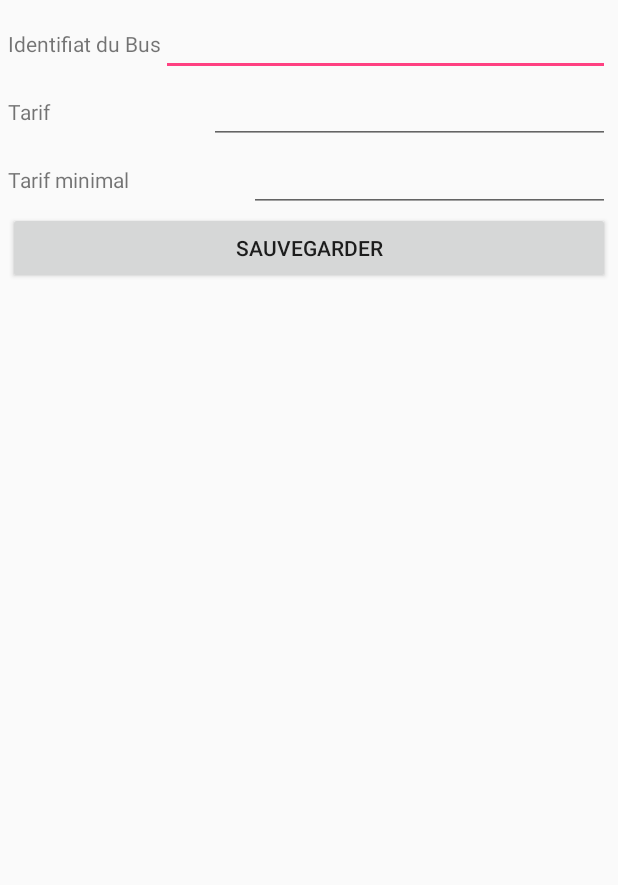
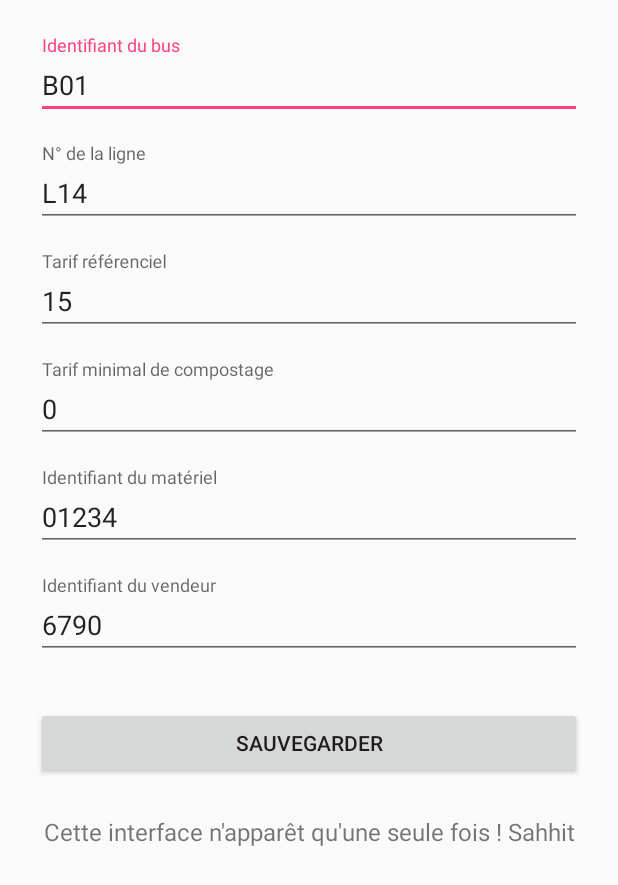
Before and after one commit to MedjahdiKaram/Erkeb.Bus, an Android app: the screen it shows after launch (ConfigureActivity), after a tap on "SAUVEGARDER", on a phone screen of 412 x 824 dp. Shown: the top 885 px of the screen. Run offline under Robolectric (Android 15) with nearby library versions, the phone set to English and light mode, and no system bars; our stand-ins replace Firebase (no records; nobody signed in at launch, a user with empty details on screens opened directly); libraries missing offline, so code that uses them is left out: com.hoho.android; 1 statement that could not run was skipped.

Commit message:
Added arduino nano vid and configuration fields for pid / vid

```diff
--- a/app/src/main/java/com/medjahdi/erkebbus/ConfigureActivity.java
+++ b/app/src/main/java/com/medjahdi/erkebbus/ConfigureActivity.java
@@ -25,9 +25,15 @@ public class ConfigureActivity extends AppCompatActivity {
             @Override
             public void onClick(View view) {
                 String busId=((TextView)findViewById(R.id.busIdTxt)).getText().toString();
+                String lineNum=((TextView)findViewById(R.id.lineNumTxt)).getText().toString();
+
+                String pid=((TextView)findViewById(R.id.pidTxt)).getText().toString();
+
+                String vid=((TextView)findViewById(R.id.vidTxt)).getText().toString();
+
                 float minAmount= Float.parseFloat(((EditText)findViewById(R.id.minCompostTxt)).getText().toString());
                 float amount= Float.parseFloat(((EditText)findViewById(R.id.tarifTxt)).getText().toString());
-                Config cfg= new Config(busId,minAmount,amount);
+                Config cfg= new Config(busId,lineNum,vid,pid,minAmount,amount);
                 HomeActivity.configService.db_create(cfg);
                 Toast.makeText(view.getContext(), "Configuration saved", Toast.LENGTH_LONG).show();
             }
--- a/app/src/main/java/com/medjahdi/erkebbus/HomeActivity.java
+++ b/app/src/main/java/com/medjahdi/erkebbus/HomeActivity.java
@@ -60,7 +60,8 @@ public class HomeActivity extends AppCompatActivity {
     protected void onCreate(Bundle savedInstanceState) {
         //region Services and instance initiation
         super.onCreate(savedInstanceState);
-        arduino = new Arduino(this);
+
+
         setContentView(R.layout.activity_home);
         firebaseDataBase = FirebaseDatabase.getInstance();
         FirebaseDatabase.getInstance().setPersistenceEnabled(true);
@@ -75,12 +76,16 @@ public class HomeActivity extends AppCompatActivity {
 
 
         ArrayList<Config> configs = configService.db_read();
+
+
         if (configs != null && configs.size() > 0)
             mainConfig = configService.db_read().get(0);
         if (mainConfig == null)
             gotoConfigurationActivity();
             //endregion
         else {
+            Integer vid = Integer.parseInt(mainConfig.getVid());
+            arduino = new Arduino(this,vid);
             TextView tv = findViewById(R.id.busTextView);
             String busId = "Bus N°: " + mainConfig.getBusId();
             tv.setText(busId);
--- a/app/src/main/java/com/medjahdi/erkebbus/controller/MainController.java
+++ b/app/src/main/java/com/medjahdi/erkebbus/controller/MainController.java
@@ -36,7 +36,7 @@ public class MainController {
     public double[] runCompostTransaction(String cardId) {
         this.card = cardService.read(cardId);
         float compostAmount = configuration.getCompostAmount();
-        Compost compost = new Compost(configuration.getBusId(), card.getCardId(), compostAmount);
+        Compost compost = new Compost(configuration.getBusId(),configuration.getLineNumber(), card.getCardId(), compostAmount);
         double result[]={0,0};
         double oldBalance=card.getCurrentBalance();
         result[0]=oldBalance;
--- a/app/src/main/java/com/medjahdi/erkebbus/dal/service/ConfigService.java
+++ b/app/src/main/java/com/medjahdi/erkebbus/dal/service/ConfigService.java
@@ -21,6 +21,9 @@ public class ConfigService extends DatabaseHandler {
     public boolean db_create(Config obj) {
         ContentValues values = new ContentValues();
         values.put("busId", obj.getBusId());
+        values.put("lineNumber", obj.getLineNumber());
+        values.put("pid", obj.getPid());
+        values.put("vid", obj.getVid());
         values.put("minimumAmountToCompost", obj.getMinimumAmountToCompost());
         values.put("compostAmount", obj.getCompostAmount());
 
@@ -43,9 +46,12 @@ public class ConfigService extends DatabaseHandler {
                     if (configList==null)
                         configList = new ArrayList<Config>();
                     String busId = cursor.getString(cursor.getColumnIndex("busId"));
+                    String lineNum = cursor.getString(cursor.getColumnIndex("lineNumber"));
+                    String pid = cursor.getString(cursor.getColumnIndex("pid"));
+                    String vid = cursor.getString(cursor.getColumnIndex("vid"));
                     Float compostAmount = Float.valueOf(cursor.getString(cursor.getColumnIndex("compostAmount")));
                     Float minimumAmountToCompost = Float.valueOf(cursor.getString(cursor.getColumnIndex("minimumAmountToCompost")));
-                    Config config = new Config(busId, minimumAmountToCompost, compostAmount);
+                    Config config = new Config(busId,lineNum, vid,pid, minimumAmountToCompost, compostAmount);
 
                     configList.add(config);
 
--- a/app/src/main/java/com/medjahdi/erkebbus/helpers/Common.java
+++ b/app/src/main/java/com/medjahdi/erkebbus/helpers/Common.java
@@ -31,10 +31,10 @@ public final class Common {
         String output = "";
         Pattern pattern= Pattern.compile("#(\\w{8})");
         Matcher matcher = pattern.matcher(stringObject);
-        if (matcher.find( )==false) {
+        /*if (matcher.find( )==false) {
             pattern= Pattern.compile("#(\\w{7})");
             matcher = pattern.matcher(stringObject);
-        }
+        }*/
         if (matcher.find( )==false) {
             return null;
         }
--- a/app/src/main/java/com/medjahdi/erkebbus/models/Compost.java
+++ b/app/src/main/java/com/medjahdi/erkebbus/models/Compost.java
@@ -12,7 +12,7 @@ public class Compost  implements Serializable {
         this.record = record;
     }
 
-    private  String busId, cardId,record;
+    private  String busId, lineNumber,cardId,record;
     private  double amount;
     private String hashKey;
 
@@ -21,10 +21,11 @@ public class Compost  implements Serializable {
     public Compost() {
     }
 
-    public Compost(String busId, String cardId, double amount) {
+    public Compost(String busId, String lineNumber, String cardId, double amount) {
         this.busId = busId;
         this.cardId = cardId;
         this.amount = amount;
+        this.lineNumber=lineNumber;
         record = Common.getCurrentDateTime();
     }
 
@@ -62,4 +63,12 @@ public class Compost  implements Serializable {
     public void setHashKey(String hashKey) {
         this.hashKey = hashKey;
     }
+
+    public String getLineNumber() {
+        return lineNumber;
+    }
+
+    public void setLineNumber(String lineNumber) {
+        this.lineNumber = lineNumber;
+    }
 }
--- a/app/src/main/java/com/medjahdi/erkebbus/models/Config.java
+++ b/app/src/main/java/com/medjahdi/erkebbus/models/Config.java
@@ -12,14 +12,52 @@ import java.util.ArrayList;
 
 public class Config {
     private String busId;
+    private String lineNumber;
+    private String vid;
+    private String pid;
     private float minimumAmountToCompost, compostAmount;
 
-    public Config(String busId, float minimumAmountToCompost, float compostAmount) {
-
+    public Config(String busId, String lineNumber, String vid, String pid, float minimumAmountToCompost, float compostAmount) {
         this.busId = busId;
+        this.lineNumber = lineNumber;
+        this.vid = vid;
+        this.pid = pid;
         this.minimumAmountToCompost = minimumAmountToCompost;
         this.compostAmount = compostAmount;
     }
+
+    public Config(String busId, String lineNumber, String vid, float minimumAmountToCompost, float compostAmount) {
+        this.busId = busId;
+        this.lineNumber = lineNumber;
+        this.vid = vid;
+        this.minimumAmountToCompost = minimumAmountToCompost;
+        this.compostAmount = compostAmount;
+    }
+
+    public String getLineNumber() {
+        return lineNumber;
+    }
+
+    public void setLineNumber(String lineNumber) {
+        this.lineNumber = lineNumber;
+    }
+
+    public String getVid() {
+        return vid;
+    }
+
+    public void setVid(String vid) {
+        this.vid = vid;
+    }
+
+    public String getPid() {
+        return pid;
+    }
+
+    public void setPid(String pid) {
+        this.pid = pid;
+    }
+
 
     public String getBusId() {
         return busId;
--- a/app/src/main/java/com/medjahdi/hardware/Arduino.java
+++ b/app/src/main/java/com/medjahdi/hardware/Arduino.java
@@ -41,22 +41,22 @@ public class Arduino implements UsbSerialInterface.UsbReadCallback {
     private static final String ACTION_USB_PERMISSION = "com.medjahdi.erkebbus.USB_PERMISSION";
     private static final int DEFAULT_BAUD_RATE = 9600;
 
-    public Arduino(Context context, int baudRate) {
-        init(context, baudRate);
+    public Arduino(Context context, int baudRate, Integer vid) {
+        init(context, baudRate,vid);
     }
 
-    public Arduino(Context context) {
-        init(context, DEFAULT_BAUD_RATE);
+    public Arduino(Context context, Integer vid) {
+        init(context, DEFAULT_BAUD_RATE,vid);
     }
 
-    private void init(Context context, int baudRate) {
+    private void init(Context context, int baudRate, Integer vid) {
         this.context = context;
         this.usbReceiver = new UsbReceiver();
         this.usbManager = (UsbManager) context.getSystemService(Context.USB_SERVICE);
         this.baudRate = baudRate;
         this.isOpened = false;
         this.vendorIds = new ArrayList<>();
-        this.vendorIds.add(10755);
+        this.vendorIds.add(vid);
 
     }
 
@@ -69,7 +69,7 @@ public class Arduino implements UsbSerialInterface.UsbReadCallback {
         intentFilter.addAction(ACTION_USB_PERMISSION);
         context.registerReceiver(usbReceiver, intentFilter);
 
-        lastArduinoAttached = getAttachedArduino();
+        lastArduinoAttached = getAttachedArduino(vendorIds.get(0));
         if (lastArduinoAttached != null && listener != null) {
             listener.onArduinoAttached(lastArduinoAttached);
         }
@@ -169,9 +169,9 @@ public class Arduino implements UsbSerialInterface.UsbReadCallback {
         }
     }
 
-    private UsbDevice getAttachedArduino() {
+    private UsbDevice getAttachedArduino(Integer vid) {
         ProbeTable customTable = new ProbeTable();
-        customTable.addProduct(0x2A03, 0x0043, CdcAcmSerialDriver.class);
+        customTable.addProduct(vid, 29987, CdcAcmSerialDriver.class);
         //customTable.addProduct(0x1234, 0x0002, CdcAcmSerialDriver.class);
 
         UsbSerialProber prober = new UsbSerialProber(customTable);
--- a/app/src/main/res/layout/activity_configure.xml
+++ b/app/src/main/res/layout/activity_configure.xml
@@ -6,100 +6,143 @@
     android:layout_height="match_parent"
     tools:context=".ConfigureActivity">
 
-    <LinearLayout
-        android:layout_width="match_parent"
-        android:layout_height="match_parent"
-        android:gravity="top"
-        android:orientation="vertical"
-        android:padding="5dp">
+    <ScrollView xmlns:android="http://schemas.android.com/apk/res/android"
+        android:layout_width="fill_parent"
+        android:layout_height="fill_parent"
+        android:fitsSystemWindows="true">
 
         <LinearLayout
             android:layout_width="match_parent"
             android:layout_height="wrap_content"
-            android:layout_gravity="top"
-            android:gravity="top"
-            android:orientation="horizontal">
+            android:orientation="vertical"
+            android:paddingLeft="24dp"
+            android:paddingRight="24dp"
+            android:paddingTop="15dp">
 
-            <TextView
-                android:id="@+id/busIdView"
+            <!--<ImageView android:src="@drawable/logo"
                 android:layout_width="wrap_content"
+                android:layout_height="72dp"
+                android:layout_marginBottom="24dp"
+                android:layout_gravity="center_horizontal" />
+                -->
+
+            <!--  BUS Id number Label -->
+            <android.support.design.widget.TextInputLayout
+                android:layout_width="match_parent"
                 android:layout_height="wrap_content"
-
-
-                android:gravity="left|center_vertical"
-                android:text="Identifiat du Bus" />
+                android:layout_marginBottom="8dp"
+                android:layout_marginTop="8dp">
 
                 <EditText
                     android:id="@+id/busIdTxt"
                     android:layout_width="match_parent"
                     android:layout_height="wrap_content"
-                android:layout_weight="10"
-                android:ems="10"
-                android:inputType="textPersonName" />
-        </LinearLayout>
+                    android:hint="Identifiant du bus"
+                    android:inputType="text"
+                    android:text="B01" />
+            </android.support.design.widget.TextInputLayout>
 
-        <LinearLayout
+            <!--  Line number Label -->
+            <android.support.design.widget.TextInputLayout
                 android:layout_width="match_parent"
                 android:layout_height="wrap_content"
-            android:orientation="horizontal">
+                android:layout_marginBottom="8dp"
+                android:layout_marginTop="8dp">
 
-            <TextView
-                android:id="@+id/textView"
+                <EditText
+                    android:id="@+id/lineNumTxt"
                     android:layout_width="match_parent"
                     android:layout_height="wrap_content"
-                android:layout_weight="2"
-                android:gravity="left|center_vertical"
-                android:text="Tarif" />
+                    android:hint="N° de la ligne"
+                    android:inputType="text"
+                    android:text="L14" />
+            </android.support.design.widget.TextInputLayout>
+
+            <!-- Amount Label -->
+            <android.support.design.widget.TextInputLayout
+                android:layout_width="match_parent"
+                android:layout_height="wrap_content"
+                android:layout_marginBottom="8dp"
+                android:layout_marginTop="8dp">
 
                 <EditText
                     android:id="@+id/tarifTxt"
                     android:layout_width="match_parent"
                     android:layout_height="wrap_content"
-                android:layout_weight="1"
-                android:ems="10"
-                android:inputType="textPersonName" />
-        </LinearLayout>
+                    android:hint="Tarif référenciel"
+                    android:inputType="number"
+                    android:text="15" />
+            </android.support.design.widget.TextInputLayout>
 
-        <LinearLayout
+            <!-- Minimal composting amount Label -->
+            <android.support.design.widget.TextInputLayout
                 android:layout_width="match_parent"
                 android:layout_height="wrap_content"
-            android:orientation="horizontal">
-
-            <TextView
-                android:id="@+id/minTarifView"
-                android:layout_width="match_parent"
-                android:layout_height="wrap_content"
-                android:layout_weight="3"
-                android:gravity="left|center_vertical"
-                android:inputType="number"
-                android:text="Tarif minimal" />
-
+                android:layout_marginBottom="8dp"
+                android:layout_marginTop="8dp">
 
                 <EditText
                     android:id="@+id/minCompostTxt"
                     android:layout_width="match_parent"
                     android:layout_height="wrap_content"
-                android:layout_weight="2"
-                android:ems="10"
-                android:inputType="number" />
+                    android:hint="Tarif minimal de compostage"
+                    android:inputType="number"
+                    android:text="0" />
+            </android.support.design.widget.TextInputLayout>
+
+            <!-- PID Label -->
+            <android.support.design.widget.TextInputLayout
+                android:layout_width="match_parent"
+                android:layout_height="wrap_content"
+                android:layout_marginBottom="8dp"
+                android:layout_marginTop="8dp">
+
+                <EditText
+                    android:id="@+id/pidTxt"
+                    android:layout_width="match_parent"
+                    android:layout_height="wrap_content"
+                    android:hint="Identifiant du matériel"
+                    android:inputType="text"
+                    android:text="01234" />
+            </android.support.design.widget.TextInputLayout>
+
+            <!-- VID Label -->
+            <android.support.design.widget.TextInputLayout
+                android:layout_width="match_parent"
+                android:layout_height="wrap_content"
+                android:layout_marginBottom="8dp"
+                android:layout_marginTop="8dp">
+
+                <EditText
+                    android:id="@+id/vidTxt"
+                    android:layout_width="match_parent"
+                    android:layout_height="wrap_content"
+                    android:hint="Identifiant du vendeur"
+                    android:inputType="text"
+                    android:text="6790" />
+            </android.support.design.widget.TextInputLayout>
+
+            <!-- Save Button -->
+            <android.support.v7.widget.AppCompatButton
+                android:id="@+id/saveBtn"
+                android:layout_width="fill_parent"
+                android:layout_height="wrap_content"
+                android:layout_marginBottom="24dp"
+                android:layout_marginTop="24dp"
+                android:padding="12dp"
+                android:text="Sauvegarder" />
+
+
+            <!-- Save hint Button -->
+            <TextView
+                android:id="@+id/config_hint"
+                android:layout_width="fill_parent"
+                android:layout_height="wrap_content"
+                android:layout_marginBottom="24dp"
+                android:gravity="center"
+                android:text="Cette interface n'apparêt qu'une seule fois ! Sahhit"
+                android:textSize="16dip" />
 
         </LinearLayout>
-
-        <LinearLayout
-            android:layout_width="match_parent"
-            android:layout_height="match_parent"
-            android:layout_gravity="top"
-            android:gravity="top"
-            android:orientation="horizontal">
-
-            <Button
-                android:id="@+id/saveBtn"
-                android:layout_width="wrap_content"
-                android:layout_height="wrap_content"
-                android:layout_weight="1"
-                android:text="Sauvegarder" />
-        </LinearLayout>
-
-    </LinearLayout>
-
+    </ScrollView>
 </android.support.constraint.ConstraintLayout>
--- a/app/src/main/res/values/strings.xml
+++ b/app/src/main/res/values/strings.xml
@@ -5,7 +5,7 @@
     <string name="sql_table_collection__card_name">Card</string>
     <string name="sql_query_card_table_creation">CREATE TABLE Card (id INTEGER PRIMARY KEY AUTOINCREMENT,hashKey TEXT, cardId TEXT, creationRecord TEXT, updateRecord TEXT, currentBalance REAL)</string>
     <string name="sql_query_compost_table_creation">CREATE TABLE Compost (id INTEGER PRIMARY KEY AUTOINCREMENT, busId TEXT, cardId TEXT,record TEXT, amount REAL)</string>
-    <string name="sql_query_config_table_creation">CREATE TABLE Config (id INTEGER PRIMARY KEY AUTOINCREMENT, busId TEXT, minimumAmountToCompost REAL,compostAmount REAL)</string>
+    <string name="sql_query_config_table_creation">CREATE TABLE Config (id INTEGER PRIMARY KEY AUTOINCREMENT, busId TEXT,lineNumber TEXT,vid TEXT,pid TEXT, minimumAmountToCompost REAL,compostAmount REAL)</string>
     <string name="title_activity_configure">ConfigureActivity</string>
     <string name="title_activity_home">HomeActivity</string>
 
```
Lines whose indentation alone changed are shown as unchanged.
